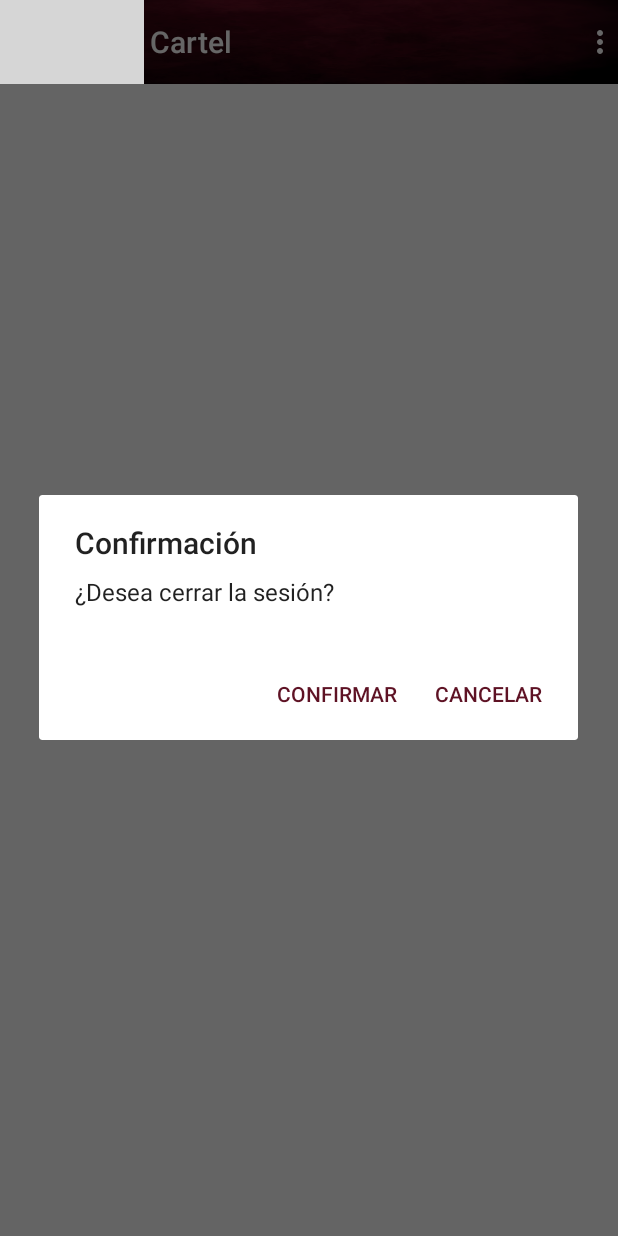
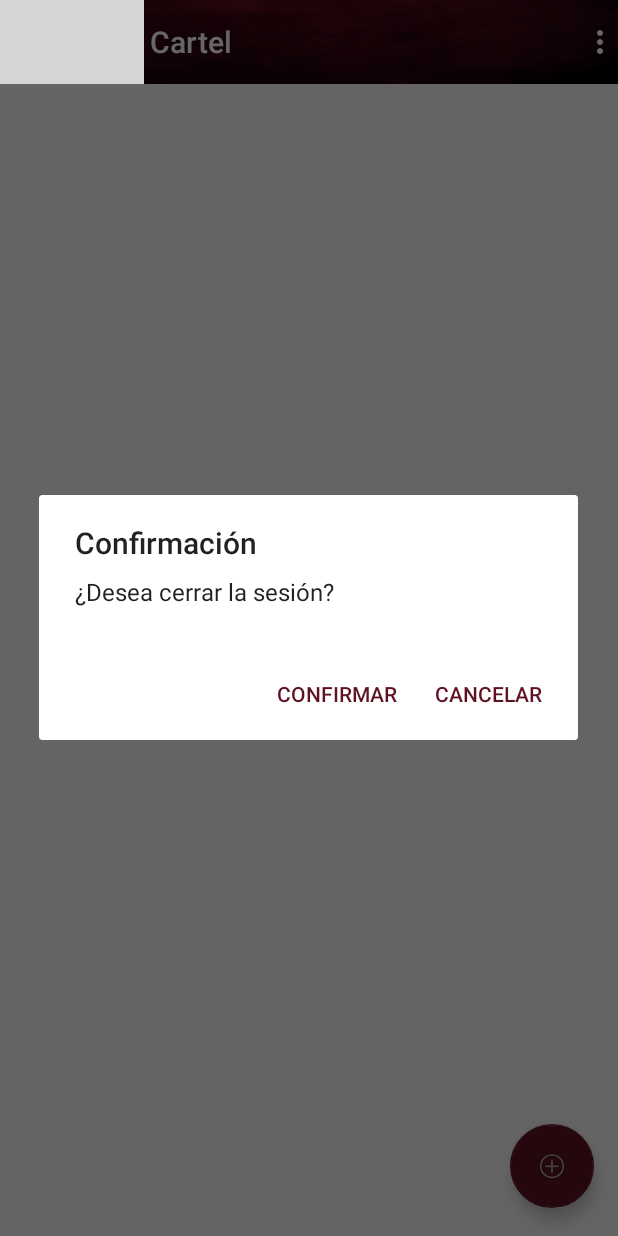
Before and after one commit to Sexaron/WineSmeller, an Android app: the BoardActivity screen opened directly, with no data from a screen before it, in the options menu, after a tap on "Cerrar sesión", on a phone screen of 412 x 824 dp. Run offline under Robolectric (Android 15) with nearby library versions, the phone set to English and light mode, and no system bars; our stand-ins replace Volley; libraries missing offline, so code that uses them is left out: com.google.zxing.integration; network calls fail; grey boxes are pictures that could not be loaded.

Commit message:
Se ha implementado el botón Float que accede a la pantalla de agregar nuevo vino

```diff
--- a/WineSmeller_v10/app/src/main/java/com/projects/winesmeller_v10/AddWineActivity.kt
+++ b/WineSmeller_v10/app/src/main/java/com/projects/winesmeller_v10/AddWineActivity.kt
@@ -206,7 +206,7 @@ class AddWineActivity : AppCompatActivity() {
         val result = IntentIntegrator.parseActivityResult(requestCode, resultCode, data)
         if (result != null) {
             if (result.contents == null) {
-                Toast.makeText(this, "cancelled", Toast.LENGTH_SHORT).show()
+                Toast.makeText(this, R.string.textView_cancel, Toast.LENGTH_SHORT).show()
             } else {
                 Log.d("AddWineActivity", "Scanned")
 //                Toast.makeText(this, "Scanned -> " + result.contents, Toast.LENGTH_SHORT).show()
--- a/WineSmeller_v10/app/src/main/java/com/projects/winesmeller_v10/AuthActivity.kt
+++ b/WineSmeller_v10/app/src/main/java/com/projects/winesmeller_v10/AuthActivity.kt
@@ -32,8 +32,8 @@ class AuthActivity : AppCompatActivity() {
         val animationTitle = AnimationUtils.loadAnimation(this, R.anim.alpha)
         title = findViewById(R.id.title_text)
         title.startAnimation(animationTitle)
-        title = findViewById(R.id.letters_text)
-        title.startAnimation(animationTitle)
+        letters = findViewById(R.id.letters_text)
+        letters.startAnimation(animationTitle)
 
             // Elimina la barra de notificaciones
 //        Utilities.noShowNotificationBar(this.window)
--- a/WineSmeller_v10/app/src/main/java/com/projects/winesmeller_v10/BoardActivity.kt
+++ b/WineSmeller_v10/app/src/main/java/com/projects/winesmeller_v10/BoardActivity.kt
@@ -1,19 +1,12 @@
 package com.projects.winesmeller_v10
 
-import android.app.Dialog
 import android.content.Context
-import android.graphics.Color
-import android.graphics.drawable.ColorDrawable
+import android.content.Intent
 import androidx.appcompat.app.AppCompatActivity
 import android.os.Bundle
-import android.text.Editable
-import android.text.TextWatcher
 import android.view.*
-import android.widget.*
 import androidx.core.view.GravityCompat
-import kotlinx.android.synthetic.main.activity_board.drawer_layout_add_wine
-import kotlinx.android.synthetic.main.activity_board.nav_view
-import kotlinx.android.synthetic.main.searchable_spinner.*
+import kotlinx.android.synthetic.main.activity_board.*
 
 class BoardActivity : AppCompatActivity() {
 
@@ -39,6 +32,9 @@ class BoardActivity : AppCompatActivity() {
 
             // Guardar sesión
         saveSession()
+
+            // Llamada a la función del botón flotante
+        floatButtonAction()
 
     }
 
@@ -90,4 +86,15 @@ class BoardActivity : AppCompatActivity() {
             prefs.apply()
         }
     }
+
+    /*************************************************************************************
+     * Implementación del botón flotante de la pantalla
+     *************************************************************************************/
+
+    private fun floatButtonAction() {
+
+        floatingActionButton.setOnClickListener {
+            Utilities.showAddWine( this )
+        }
+    }
 }
--- a/WineSmeller_v10/app/src/main/java/com/projects/winesmeller_v10/Utilities.kt
+++ b/WineSmeller_v10/app/src/main/java/com/projects/winesmeller_v10/Utilities.kt
@@ -7,19 +7,15 @@ import android.content.Intent
 import android.content.SharedPreferences
 import android.graphics.Color
 import android.graphics.drawable.ColorDrawable
-import android.os.Build
 import android.text.Editable
-import android.text.Layout
 import android.text.TextWatcher
 import android.util.DisplayMetrics
 import android.view.View
 import android.view.Window
 import android.view.WindowManager
 import android.widget.*
-import androidx.annotation.RequiresApi
 import androidx.appcompat.app.ActionBar
 import androidx.appcompat.app.AlertDialog
-import androidx.core.graphics.toColor
 import androidx.core.view.isVisible
 import com.google.android.material.navigation.NavigationView
 import kotlinx.android.synthetic.main.searchable_spinner.*
@@ -87,6 +83,15 @@ class Utilities {
             val loginIntent = Intent(context, BoardActivity::class.java)
             context.startActivity(loginIntent)
         }
+
+        /*************************************************************************************
+         * Navega a la pantalla de añadir nuevo vino
+         *************************************************************************************/
+        fun showAddWine( context: Context) {
+            val loginIntent = Intent(context, AddWineActivity::class.java)
+            context.startActivity(loginIntent)
+        }
+
 
         /*************************************************************************************
          * Listener del menú lateral
--- a/WineSmeller_v10/app/src/main/res/layout/activity_board.xml
+++ b/WineSmeller_v10/app/src/main/res/layout/activity_board.xml
@@ -8,6 +8,11 @@
     android:layout_height="match_parent"
     tools:context=".BoardActivity"
     tools:openDrawer="start">
+
+    <androidx.constraintlayout.widget.ConstraintLayout
+        android:layout_width="match_parent"
+        android:layout_height="match_parent"
+        android:orientation="vertical">
 
         <fragment
             android:id="@+id/action_bar_fragment"
@@ -20,14 +25,20 @@
             tools:layout="@layout/fragment_action_bar"
             tools:layout_editor_absoluteX="-16dp"/>
 
-    <android.support.design.widget.FloatingActionButton
-        android:id="@+id/fab"
+        <com.google.android.material.floatingactionbutton.FloatingActionButton
+            android:id="@+id/floatingActionButton"
             android:layout_width="wrap_content"
             android:layout_height="wrap_content"
-        android:layout_gravity="end|bottom"
-        android:src="@drawable/ic_my_icon"
-        android:contentDescription="@string/submit"
-        android:layout_margin="16dp" />
+            android:layout_marginEnd="16dp"
+            android:layout_weight="1"
+            android:clickable="true"
+            app:layout_constraintBottom_toBottomOf="parent"
+            app:layout_constraintEnd_toEndOf="parent"
+            app:layout_constraintTop_toBottomOf="@+id/action_bar_fragment"
+            app:layout_constraintVertical_bias="0.974"
+            app:srcCompat="@android:drawable/ic_menu_add" />
+
+    </androidx.constraintlayout.widget.ConstraintLayout>
 
     <com.google.android.material.navigation.NavigationView
         android:id="@+id/nav_view"
--- a/WineSmeller_v10/app/src/main/res/values/strings.xml
+++ b/WineSmeller_v10/app/src/main/res/values/strings.xml
@@ -59,6 +59,10 @@
     <string name="textView_addWine_notes">Notas</string>
     <string name="textView_addWine_button">Guardar</string>
 
+    // Otros
+    <string name="textView_cancel">Cancelado</string>
+
+
     // Textos a eliminar
     <string name="nombrePerfil">Pepa Martina</string>
     <string name="emailPerfil">PepaMartina@gmail.com</string>
```
Also changed, not shown: 1 other file. Lines whose indentation alone changed are shown as unchanged.
